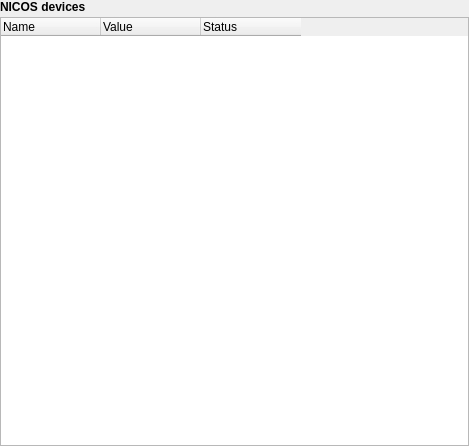
This is lib/nicos/clients/gui/panels/devices.ui in mlz-ictrl/nicos as Qt 5 draws it before an edit. The edited form follows.
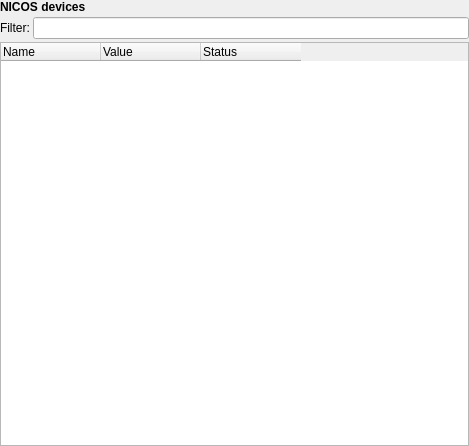
This is the edited form. Icons and pictures are not drawn.

Commit message: device list panel: add a "filter" text field

Patch:
```diff
--- a/lib/nicos/clients/gui/panels/devices.ui
+++ b/lib/nicos/clients/gui/panels/devices.ui
@@ -43,6 +43,20 @@
        </property>
       </widget>
      </item>
+     <item>
+      <layout class="QHBoxLayout" name="horizontalLayout">
+       <item>
+        <widget class="QLabel" name="label">
+         <property name="text">
+          <string>Filter:</string>
+         </property>
+        </widget>
+       </item>
+       <item>
+        <widget class="QLineEdit" name="filter"/>
+       </item>
+      </layout>
+     </item>
      <item>
       <widget class="QTreeWidget" name="tree">
        <property name="contextMenuPolicy">
```
The commit also changes 1 other file.
